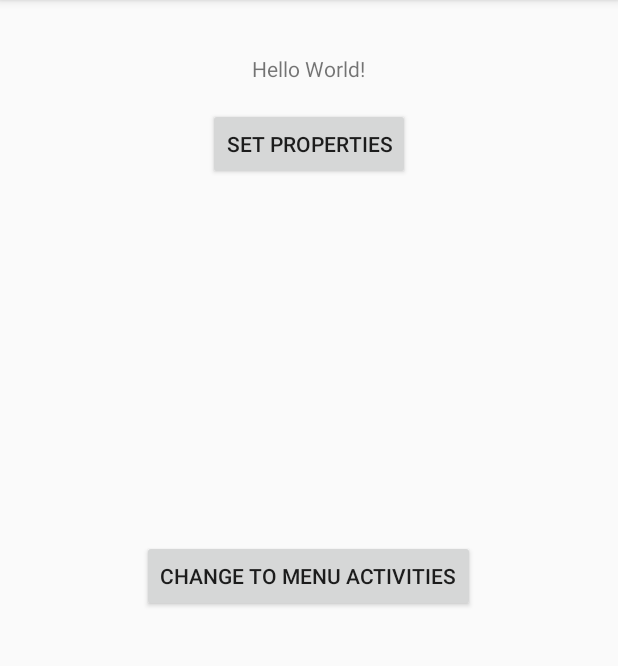
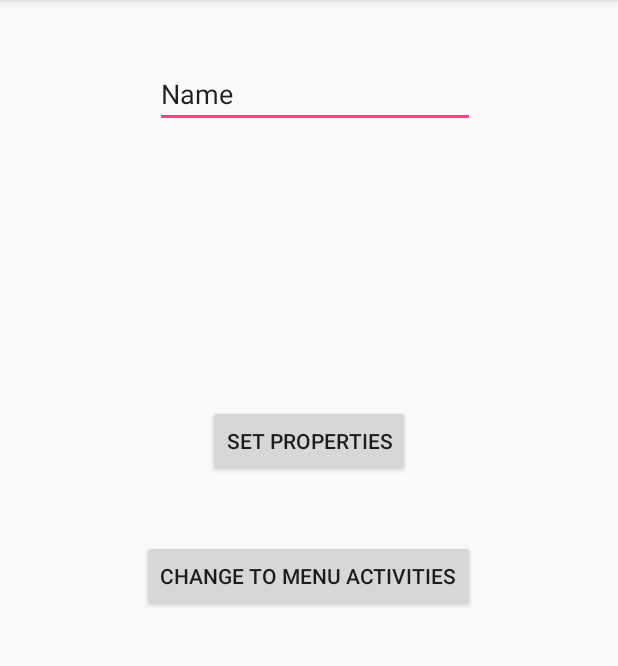
Before and after one commit to enrro/TC2024-Narcissismreloaded, an Android app: the screen it shows after launch (MainActivity), on a phone screen of 412 x 824 dp, the part 84-750 px from its top. Run offline under Robolectric (Android 15) with nearby library versions, the phone set to English and light mode, and no system bars.

Commit message:
Main activity now saves to the xml file the properties, and load them at the moment the activity starts. It was revealing the fact that you must set the activity first before saving it. IKR

```diff
--- a/app/src/main/AndroidManifest.xml
+++ b/app/src/main/AndroidManifest.xml
@@ -15,6 +15,7 @@
                 <category android:name="android.intent.category.LAUNCHER" />
             </intent-filter>
         </activity>
+        <activity android:name=".MenuActivity"></activity>
     </application>
 
 </manifest>
--- a/app/src/main/java/com/example/enrro/narcissismreloaded/MainActivity.java
+++ b/app/src/main/java/com/example/enrro/narcissismreloaded/MainActivity.java
@@ -1,13 +1,65 @@
 package com.example.enrro.narcissismreloaded;
 
+import android.content.Context;
 import android.support.v7.app.AppCompatActivity;
 import android.os.Bundle;
+import android.view.View;
+import android.widget.EditText;
+import android.widget.TextView;
+import android.widget.Toast;
+
+import java.io.File;
+import java.io.FileInputStream;
+import java.io.FileOutputStream;
+import java.io.IOException;
+import java.util.Properties;
 
 public class MainActivity extends AppCompatActivity {
 
+    private EditText editText;
+    private static final String PROPERTIES_FILE = "properties.xml";
+    Properties properties;
     @Override
     protected void onCreate(Bundle savedInstanceState) {
         super.onCreate(savedInstanceState);
         setContentView(R.layout.activity_main);
+
+        editText = (EditText) findViewById(R.id.editText);
+
+        File file = new File(getFilesDir(), PROPERTIES_FILE);
+        properties = new Properties();
+
+        try {
+            if (file.exists()){
+                FileInputStream fis = openFileInput(PROPERTIES_FILE);
+                properties.loadFromXML(fis);
+                editText.setText(properties.getProperty("demo"));
+                fis.close();
+            }else{
+
+            }
+        }catch (IOException ioe){
+            ioe.printStackTrace();
+        }
+
+
     }
+
+    private void saveProperties() throws IOException{
+        properties.setProperty("demo", editText.getText().toString());
+        FileOutputStream fos = openFileOutput(PROPERTIES_FILE, Context.MODE_PRIVATE);
+        properties.storeToXML(fos, null);
+        fos.close();
+    }
+
+    public void saveToStorage(View v){
+        try{
+            saveProperties();
+        }catch(IOException ioe){
+            ioe.printStackTrace();
+        }
+        Toast.makeText(this, "SAVED TO STORAGE", Toast.LENGTH_SHORT).show();
+    }
+
+
 }
--- a/app/src/main/res/layout/activity_main.xml
+++ b/app/src/main/res/layout/activity_main.xml
@@ -10,28 +10,32 @@
     android:paddingTop="@dimen/activity_vertical_margin"
     tools:context="com.example.enrro.narcissismreloaded.MainActivity">
 
-    <TextView
-        android:layout_width="wrap_content"
-        android:layout_height="wrap_content"
-        android:text="Hello World!"
-        android:layout_alignParentTop="true"
-        android:layout_centerHorizontal="true"
-        android:layout_marginTop="20dp" />
-
     <Button
         android:text="Change to menu activities"
         android:layout_width="wrap_content"
         android:layout_height="wrap_content"
         android:id="@+id/button2"
         android:layout_centerVertical="true"
+        android:onClick="saveToStorage"
         android:layout_centerHorizontal="true" />
 
     <Button
         android:text="Set properties"
         android:layout_width="wrap_content"
         android:layout_height="wrap_content"
-        android:layout_marginTop="56dp"
         android:id="@+id/button"
-        android:layout_below="@+id/textView2"
-        android:layout_centerHorizontal="true" />
+        android:layout_above="@+id/button2"
+        android:layout_centerHorizontal="true"
+        android:layout_marginBottom="42dp" />
+
+    <EditText
+        android:layout_width="wrap_content"
+        android:layout_height="wrap_content"
+        android:inputType="textPersonName"
+        android:text="Name"
+        android:ems="10"
+        android:layout_alignParentTop="true"
+        android:layout_alignEnd="@+id/button2"
+        android:layout_marginTop="24dp"
+        android:id="@+id/editText" />
 </RelativeLayout>
```
Also changed, not shown: app/src/main/java/com/example/enrro/narcissismreloaded/MenuActivity.java (added, +13 -0 lines), app/src/main/res/layout/activity_menu.xml (added, +13 -0 lines).
